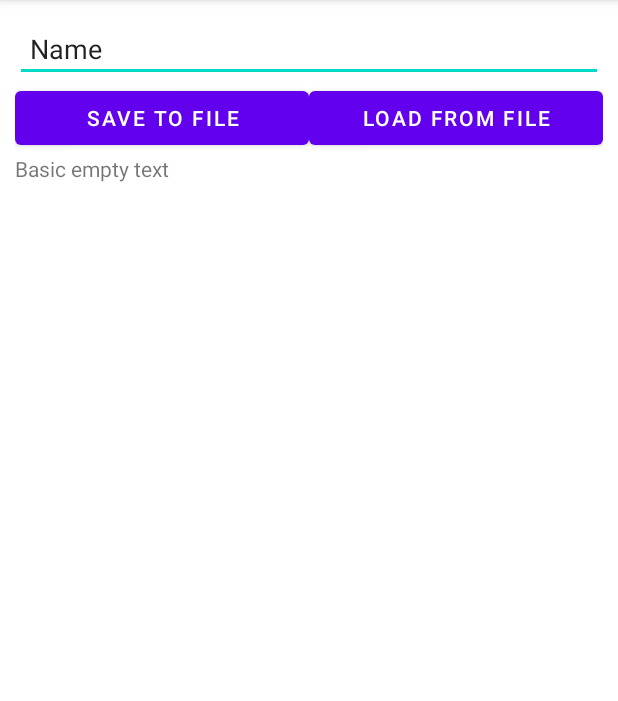
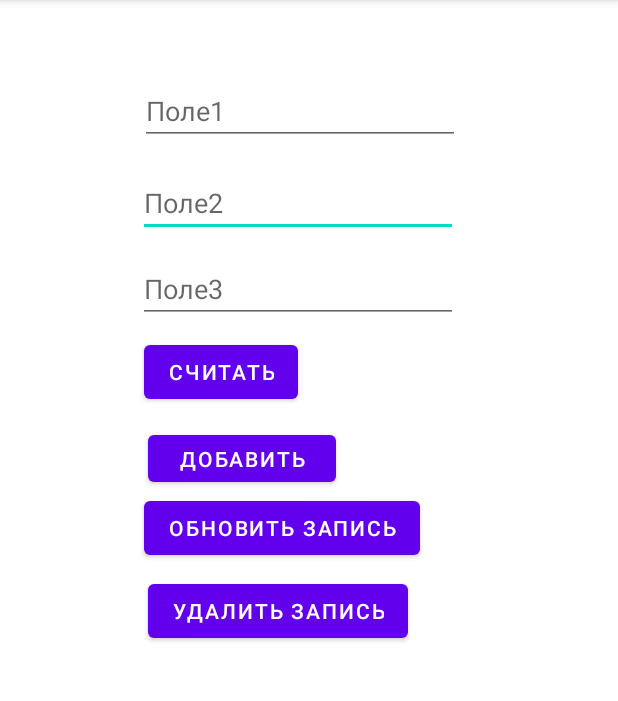
Before and after one commit to TauMare/Aboba, an Android app: the screen it shows after launch (MainActivity), on a phone screen of 412 x 824 dp, the part 84-785 px from its top. Run offline under Robolectric (Android 15) with nearby library versions, the phone set to English and light mode, and no system bars.

Commit message:
парипури
парирам

```diff
--- a/app/src/main/AndroidManifest.xml
+++ b/app/src/main/AndroidManifest.xml
@@ -15,7 +15,6 @@
             android:exported="true">
             <intent-filter>
                 <action android:name="android.intent.action.MAIN" />
-
                 <category android:name="android.intent.category.LAUNCHER" />
             </intent-filter>
         </activity>
--- /dev/null
+++ b/app/src/main/java/com/example/aboba/DBHelper.java
@@ -0,0 +1,35 @@
+package com.example.aboba;
+
+import android.content.Context;
+import android.database.sqlite.SQLiteDatabase;
+import android.database.sqlite.SQLiteOpenHelper;
+
+import androidx.annotation.Nullable;
+
+public class DBHelper extends SQLiteOpenHelper
+{
+    public static final int DATABASE_VERSION = 1;
+    public static final String DATABASE_NAME = "myBase";
+    public static final String TABLE_PERSONS = "persons";
+    public static final String KEY_ID = "_id";
+    public static final String KEY_NAME = "name";
+    public static final String KEY_MAIL = "mail";
+
+    public DBHelper(@Nullable Context context)
+    {
+        super(context, DATABASE_NAME, null, DATABASE_VERSION);
+    }
+
+    @Override
+    public void onCreate(SQLiteDatabase db)
+    {
+        db.execSQL("create table " + TABLE_PERSONS + "(" + KEY_ID + " integer primary key," + KEY_NAME + " text," + KEY_MAIL + " text" + ")");
+    }
+
+    @Override
+    public void onUpgrade(SQLiteDatabase db, int oldVersion, int newVersion)
+    {
+        db.execSQL("drop table if exists " + TABLE_PERSONS);
+        onCreate(db);
+    }
+}
--- a/app/src/main/java/com/example/aboba/MainActivity.java
+++ b/app/src/main/java/com/example/aboba/MainActivity.java
@@ -1,63 +1,112 @@
 package com.example.aboba;
 
+import androidx.annotation.Nullable;
 import androidx.appcompat.app.AppCompatActivity;
 
-import android.Manifest;
+import android.content.ContentValues;
 import android.content.Context;
+import android.database.Cursor;
+import android.database.sqlite.SQLiteDatabase;
+import android.database.sqlite.SQLiteOpenHelper;
 import android.os.Bundle;
-import android.os.Environment;
+import android.util.Log;
 import android.view.View;
 import android.widget.Button;
 import android.widget.EditText;
-import android.widget.TextView;
-import android.widget.Toast;
 
-import java.io.File;
-import java.io.FileInputStream;
-import java.io.FileNotFoundException;
-import java.io.FileOutputStream;
-import java.io.IOException;
+public class MainActivity extends AppCompatActivity implements View.OnClickListener {
+    Button buttonAdd, buttonDelete, buttonClear, buttonRead, buttonUpdate;
+    EditText etName, etEmail, etID;
+    DBHelper dbHelper;
 
-public class MainActivity extends AppCompatActivity {
-    File file = new File(Environment.getExternalStorageDirectory().getAbsolutePath(),"outputFile.txt");
-    private final static String FILE_NAME = "outputFile.txt";
     @Override
     protected void onCreate(Bundle savedInstanceState) {
         super.onCreate(savedInstanceState);
         setContentView(R.layout.activity_main);
-        Button saveBtn = findViewById(R.id.saveBtn);
-        saveBtn.setOnClickListener(this::saveData);
-        Button loadBtn = findViewById(R.id.loadBtn);
-        loadBtn.setOnClickListener(this::loadData);
+
+        buttonAdd = (Button) findViewById(R.id.buttonAdd);
+        buttonAdd.setOnClickListener(this);
+
+        buttonRead = (Button) findViewById(R.id.buttonRead);
+        buttonRead.setOnClickListener(this);
+
+        buttonClear = (Button) findViewById(R.id.buttonClear);
+        buttonClear.setOnClickListener(this);
+
+        buttonUpdate = (Button) findViewById(R.id.buttonUpdate);
+        buttonUpdate.setOnClickListener(this);
+
+        buttonDelete = (Button) findViewById(R.id.buttonDelete);
+        buttonDelete.setOnClickListener(this);
+
+        etID = (EditText) findViewById(R.id.etID);
+        etName = (EditText) findViewById(R.id.etName);
+        etEmail = (EditText) findViewById(R.id.etEmail);
+
+        dbHelper = new DBHelper(this);
     }
-    private void saveData(View view){
-        try(FileOutputStream fos = openFileOutput(FILE_NAME,MODE_PRIVATE)){
-            EditText textBox = (EditText) findViewById(R.id.saveText);
-            byte[] buf = textBox.getText().toString().getBytes();
-            fos.write(buf,0,buf.length);
-            Toast.makeText(this, "Данные сохранены", Toast.LENGTH_SHORT).show();
-        } catch (FileNotFoundException ex) {
-            ex.printStackTrace();
-            Toast.makeText(this, "Файл не найден", Toast.LENGTH_SHORT).show();
-        } catch (IOException ex){
-            ex.printStackTrace();
-            Toast.makeText(this,"Ошибка сохранения файла",Toast.LENGTH_SHORT).show();
+
+    public void onClick(View v)
+    {
+        String ID = etID.getText().toString();
+        String name = etName.getText().toString();
+        String email = etEmail.getText().toString();
+
+        SQLiteDatabase database = dbHelper.getWritableDatabase();
+        ContentValues contentValues = new ContentValues(); // класс для добавления новых строк в таблицу
+
+        switch (v.getId())
+        {
+            case R.id.buttonAdd:
+                contentValues.put(DBHelper.KEY_NAME, name);
+                contentValues.put(DBHelper.KEY_MAIL, email);
+                database.insert(DBHelper.TABLE_PERSONS, null, contentValues);
+                break;
+
+            case R.id.buttonRead: //делаем новую запись в табличку
+                Cursor cursor = database.query(DBHelper.TABLE_PERSONS, null, null, null,
+                        null, null, null); // все поля без сортировки и группировки
+
+                if (((Cursor) cursor).moveToFirst())
+                {
+                    int idIndex = cursor.getColumnIndex(DBHelper.KEY_ID);
+                    int nameIndex = cursor.getColumnIndex(DBHelper.KEY_NAME);
+                    int emailIndex = cursor.getColumnIndex(DBHelper.KEY_MAIL);
+                    do {
+                        Log.d("mLog", "ID =" + cursor.getInt(idIndex) +
+                                ", name = " + cursor.getString(nameIndex) +
+                                ", email = " + cursor.getString(emailIndex));
+
+                    } while (cursor.moveToNext());
+                    //логируем типа все работает
+                } else
+                    Log.d("mLog", "0 rows");
+
+                cursor.close(); // освобождение памяти
+                break;
+
+            case R.id.buttonClear: //чистим табличку
+                database.delete(DBHelper.TABLE_PERSONS, null, null);
+                break;
+
+            case R.id.buttonDelete: //делаем что-то при удалении
+                if (ID.equalsIgnoreCase(""))
+                {
+                    break;
+                }
+                int delCount = database.delete(DBHelper.TABLE_PERSONS, DBHelper.KEY_ID + "= " + ID, null);
+                Log.d("mLog", "Удалено строк = " + delCount);
+
+            case R.id.buttonUpdate: //делаем что-то при обновлении
+                if (ID.equalsIgnoreCase(""))
+                {
+                    break;
+                }
+                contentValues.put(DBHelper.KEY_MAIL, email);
+                contentValues.put(DBHelper.KEY_NAME, name);
+                int updCount = database.update(DBHelper.TABLE_PERSONS, contentValues, DBHelper.KEY_ID + "= ?", new String[] {ID});
+                Log.d("mLog", "Обновлено строк = " + updCount);
         }
-    }
-    private void loadData(View view){
-        try(FileInputStream fin = openFileInput(FILE_NAME)){
-            byte[] buf = new byte[fin.available()];
-            fin.read(buf);
-            String text = new String(buf);
-            TextView textView = findViewById(R.id.outputText);
-            textView.setText(text);
-        } catch (FileNotFoundException ex){
-            ex.printStackTrace();
-            Toast.makeText(this, "Файл не найден", Toast.LENGTH_SHORT).show();
-        } catch (IOException ex){
-            ex.printStackTrace();
-            Toast.makeText(this,"Ошибка чтения файла", Toast.LENGTH_SHORT).show();
-        }
-
+        dbHelper.close(); // закрываем соединение с БД когда закончили операции
     }
 }
--- a/app/src/main/res/layout/activity_main.xml
+++ b/app/src/main/res/layout/activity_main.xml
@@ -4,56 +4,98 @@
     xmlns:tools="http://schemas.android.com/tools"
     android:layout_width="match_parent"
     android:layout_height="match_parent"
-    tools:context=".MainActivity">
+    tools:context=".MainActivity"
+    tools:ignore="MissingClass">
 
-    <LinearLayout
-        android:layout_width="match_parent"
-        android:layout_height="match_parent"
-        android:orientation="vertical"
-        android:layout_margin="10dp"
-        app:layout_constraintBottom_toBottomOf="parent"
+    <Button
+        android:id="@+id/buttonRead"
+        android:layout_width="wrap_content"
+        android:layout_height="wrap_content"
+        android:layout_marginStart="96dp"
+        android:layout_marginTop="224dp"
+        android:text="Считать"
+        app:layout_constraintStart_toStartOf="parent"
+        app:layout_constraintTop_toTopOf="parent" />
+
+    <Button
+        android:id="@+id/buttonAdd"
+        android:layout_width="125dp"
+        android:layout_height="43dp"
+        android:layout_marginTop="284dp"
+        android:layout_marginEnd="188dp"
+        android:text="Добавить"
         app:layout_constraintEnd_toEndOf="parent"
+        app:layout_constraintTop_toTopOf="parent" />
+
+    <Button
+        android:id="@+id/buttonUpdate"
+        android:layout_width="wrap_content"
+        android:layout_height="wrap_content"
+        android:layout_marginStart="96dp"
+        android:layout_marginTop="56dp"
+        android:text="Обновить запись"
         app:layout_constraintStart_toStartOf="parent"
-        app:layout_constraintTop_toTopOf="parent">
+        app:layout_constraintTop_toBottomOf="@+id/buttonRead" />
 
-        <EditText
-            android:id="@+id/saveText"
-            android:layout_width="match_parent"
-            android:layout_height="wrap_content"
-            android:ems="10"
-            android:inputType="textPersonName"
-            android:padding="10dp"
-            android:paddingStart="10dp"
-            android:paddingEnd="10dp"
-            android:text="Name" />
+    <Button
+        android:id="@+id/buttonClear"
+        android:layout_width="wrap_content"
+        android:layout_height="wrap_content"
+        android:layout_marginStart="50dp"
+        android:layout_marginTop="440dp"
+        android:layout_marginEnd="52dp"
+        android:text="Очистка"
+        app:layout_constraintEnd_toStartOf="@+id/buttonDelete"
+        app:layout_constraintHorizontal_bias="0.372"
+        app:layout_constraintStart_toEndOf="@+id/buttonRead"
+        app:layout_constraintTop_toTopOf="parent" />
 
-        <LinearLayout
-            android:layout_width="match_parent"
-            android:layout_height="wrap_content"
-            android:orientation="horizontal">
+    <Button
+        android:id="@+id/buttonDelete"
+        android:layout_width="wrap_content"
+        android:layout_height="wrap_content"
+        android:layout_marginTop="56dp"
+        android:layout_marginEnd="140dp"
+        android:text="Удалить запись"
+        app:layout_constraintEnd_toEndOf="parent"
+        app:layout_constraintTop_toBottomOf="@+id/buttonAdd" />
 
-            <Button
-                android:id="@+id/saveBtn"
-                android:layout_width="0dp"
-                android:layout_weight="1"
-                android:layout_height="wrap_content"
-                android:text="Save to file" />
+    <EditText
+        android:id="@+id/etName"
+        android:layout_width="wrap_content"
+        android:layout_height="wrap_content"
+        android:layout_marginStart="92dp"
+        android:layout_marginTop="16dp"
+        android:ems="10"
+        android:hint="Поле2"
+        android:inputType="textPersonName"
+        app:layout_constraintStart_toStartOf="parent"
+        app:layout_constraintTop_toBottomOf="@+id/etID"
+        tools:ignore="TouchTargetSizeCheck" />
 
-            <Button
-                android:id="@+id/loadBtn"
-                android:layout_width="0dp"
-                android:layout_weight="1"
-                android:layout_height="wrap_content"
-                android:text="Load from file" />
+    <EditText
+        android:id="@+id/etEmail"
+        android:layout_width="wrap_content"
+        android:layout_height="wrap_content"
+        android:layout_marginStart="92dp"
+        android:layout_marginTop="12dp"
+        android:ems="10"
+        android:hint="Поле3"
+        android:inputType="textEmailAddress"
+        app:layout_constraintStart_toStartOf="parent"
+        app:layout_constraintTop_toBottomOf="@+id/etName"
+        tools:ignore="TouchTargetSizeCheck" />
 
-        </LinearLayout>
-
-        <TextView
-            android:id="@+id/outputText"
-            android:layout_width="wrap_content"
-            android:layout_height="wrap_content"
-            android:text="Basic empty text" />
-
-    </LinearLayout>
-
+    <EditText
+        android:id="@+id/etID"
+        android:layout_width="wrap_content"
+        android:layout_height="wrap_content"
+        android:layout_marginStart="93dp"
+        android:layout_marginTop="51dp"
+        android:ems="10"
+        android:hint="Поле1"
+        android:inputType="textShortMessage|number|textPersonName"
+        app:layout_constraintStart_toStartOf="parent"
+        app:layout_constraintTop_toTopOf="parent"
+        tools:ignore="TouchTargetSizeCheck" />
 </androidx.constraintlayout.widget.ConstraintLayout>
```
